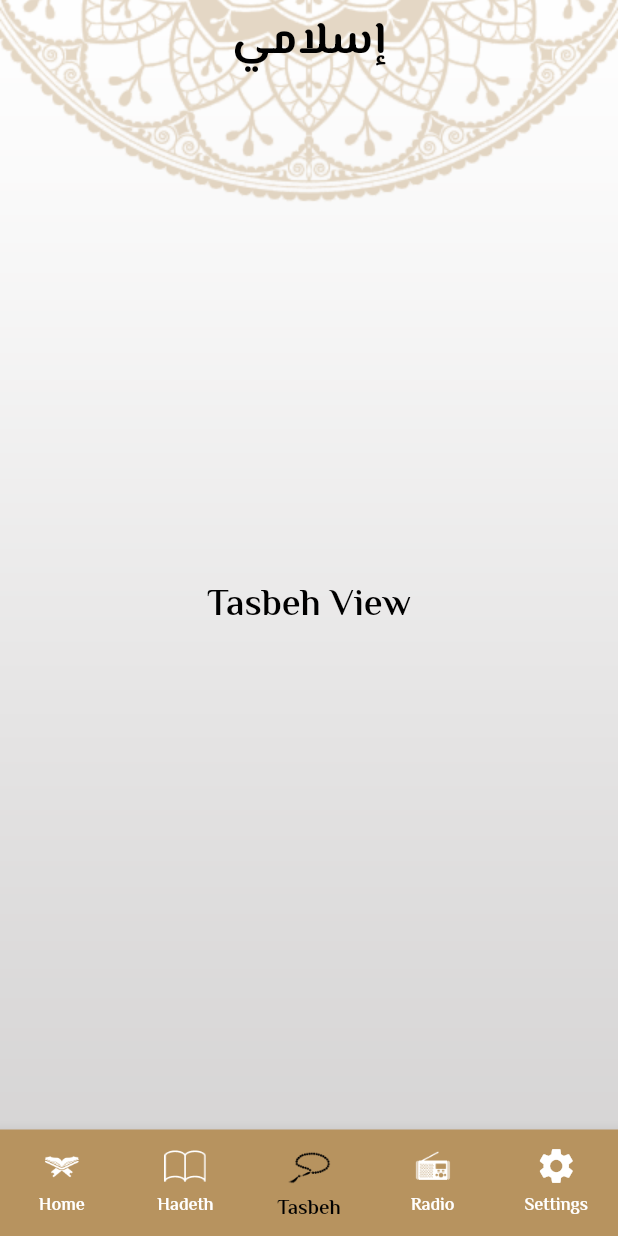
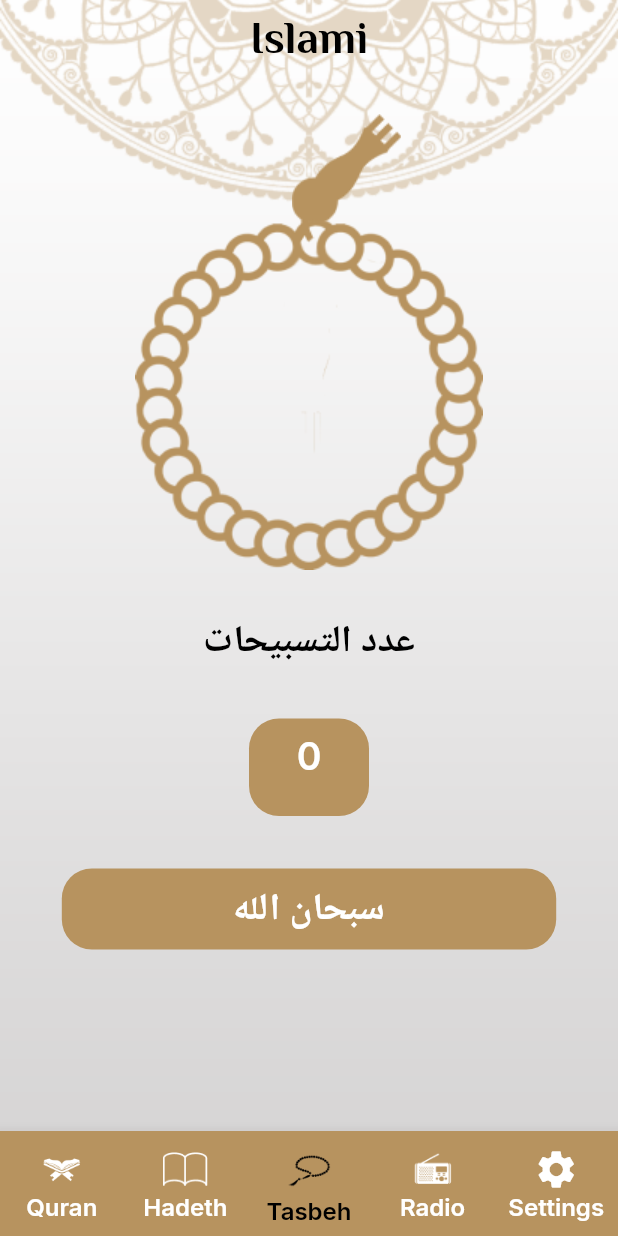
Before and after one commit to mariamsakr872/islami_app, a Flutter app: the screen it shows after launch, item 3 of the bottom bar chosen, on a phone screen of 412 x 824 dp. Run offline on Flutter 3.47's test engine with Material 2 defaults, Android fonts, the phone set to English and light mode, and no system bars; our stand-ins replace font_awesome_flutter, google_fonts; generated files the repository leaves out were written again.

Commit message:
add radio UI end sebha view

```diff
--- /dev/null
+++ b/l10n.yaml
@@ -0,0 +1,3 @@
+arb-dir: lib/l10n
+template-arb-file: app_en.arb
+output-localization-file: app_localizations.dart
--- a/lib/core/application_theme.dart
+++ b/lib/core/application_theme.dart
@@ -27,29 +27,37 @@ class ApplicationTheme {
       selectedItemColor: Colors.black,
       unselectedIconTheme: IconThemeData(
         color: Colors.white,
-        size: 28,
+        size: 30,
       ),
       unselectedItemColor: Colors.white,
+      selectedLabelStyle: TextStyle(
+        color: Colors.black,
+        fontSize: 16,
+      ),
+      unselectedLabelStyle: TextStyle(
+        color: Colors.black,
+        fontSize: 16,
+      ),
     ),
     textTheme: TextTheme(
       titleLarge: GoogleFonts.elMessiri(
         color: Colors.black,
         fontSize: 30,
-        fontWeight: FontWeight.w800,
+        fontWeight: FontWeight.w700,
       ),
       bodyLarge: GoogleFonts.elMessiri(
         color: Colors.black,
         fontSize: 25,
-        fontWeight: FontWeight.w700,
+        fontWeight: FontWeight.w600,
       ),
-      bodyMedium: GoogleFonts.elMessiri(
+      bodyMedium: GoogleFonts.inter(
         color: Colors.black,
         fontSize: 25,
         fontWeight: FontWeight.w600,
       ),
-      bodySmall: GoogleFonts.elMessiri(
+      bodySmall: GoogleFonts.amiri(
         color: Colors.black,
-        fontSize: 20,
+        fontSize: 21,
         fontWeight: FontWeight.w600,
       ),
     ),
--- /dev/null
+++ b/lib/l10n/app_ar.arb
@@ -0,0 +1,8 @@
+{
+    "islami" : "إسلامي",
+    "quran"  : "قرآن",
+    "hadeth" : "حديث",
+    "tasbeh" : "تسبيح",
+    "radio"  : "راديو",
+    "settings" : "الأعدادات"
+}
--- /dev/null
+++ b/lib/l10n/app_en.arb
@@ -0,0 +1,9 @@
+
+{
+    "islami" : "Islami",
+    "quran"  : "Quran",
+    "hadeth" : "Hadeth",
+    "tasbeh" : "Tasbeh",
+    "radio"  : "Radio",
+    "settings" : "Settings"
+}
--- a/lib/layout/home_layout.dart
+++ b/lib/layout/home_layout.dart
@@ -1,8 +1,10 @@
 import 'package:flutter/material.dart';
+import 'package:flutter_gen/gen_l10n/app_localizations.dart';
 import 'package:islami_v2_app/modules/hadeth/hadeth_view.dart';
 import 'package:islami_v2_app/modules/quran/quran_view.dart';
 import 'package:islami_v2_app/modules/settings/settings_view.dart';
 import 'package:islami_v2_app/modules/tasbeh/tasbeh_view.dart';
+
 import '../modules/radio/radio_view.dart';
 
 class HomeLayout extends StatefulWidget {
@@ -27,6 +29,7 @@ class _HomeLayoutState extends State<HomeLayout> {
   @override
   Widget build(BuildContext context) {
     var theme = Theme.of(context);
+    var local = AppLocalizations.of(context)!;
     return Container(
       decoration: const BoxDecoration(
           image: DecorationImage(
@@ -36,7 +39,7 @@ class _HomeLayoutState extends State<HomeLayout> {
       child: Scaffold(
         appBar: AppBar(
           title: Text(
-            "إسلامي",
+            local.islami,
             style: theme.textTheme.titleLarge,
           ),
         ),
@@ -48,29 +51,29 @@ class _HomeLayoutState extends State<HomeLayout> {
             });
           },
           currentIndex: selectedIndex,
-          items: const [
+          items: [
             BottomNavigationBarItem(
-                icon: ImageIcon(
+                icon: const ImageIcon(
                   AssetImage("assets/images/quran_icon.png"),
                 ),
-                label: "Home"),
+                label: local.quran),
             BottomNavigationBarItem(
-                icon: ImageIcon(
+                icon: const ImageIcon(
                   AssetImage("assets/images/hadeth_icon.png"),
                 ),
-                label: "Hadeth"),
+                label: local.hadeth),
             BottomNavigationBarItem(
-                icon: ImageIcon(
+                icon: const ImageIcon(
                   AssetImage("assets/images/sebha_icon.png"),
                 ),
-                label: "Tasbeh"),
+                label: local.tasbeh),
             BottomNavigationBarItem(
-                icon: ImageIcon(
+                icon: const ImageIcon(
                   AssetImage("assets/images/radio_icon.png"),
                 ),
-                label: "Radio"),
+                label: local.radio),
             BottomNavigationBarItem(
-                icon: Icon(Icons.settings), label: "Settings"),
+                icon: const Icon(Icons.settings), label: local.settings),
           ],
         ),
       ),
--- a/lib/main.dart
+++ b/lib/main.dart
@@ -1,4 +1,5 @@
 import 'package:flutter/material.dart';
+import 'package:flutter_gen/gen_l10n/app_localizations.dart';
 import 'package:islami_v2_app/layout/home_layout.dart';
 import 'package:islami_v2_app/modules/hadeth/hadeth_details.dart';
 import 'package:islami_v2_app/modules/quran/quran_details_view.dart';
@@ -18,6 +19,9 @@ class MyApp extends StatelessWidget {
     return MaterialApp(
         theme: ApplicationTheme.lightTheme,
         debugShowCheckedModeBanner: false,
+        localizationsDelegates: AppLocalizations.localizationsDelegates,
+        supportedLocales: AppLocalizations.supportedLocales,
+        locale: const Locale("en"),
         initialRoute: SplashScreen.routeName,
         routes: {
           SplashScreen.routeName: (context) => const SplashScreen(),
--- a/lib/modules/quran/quran_details_view.dart
+++ b/lib/modules/quran/quran_details_view.dart
@@ -52,7 +52,7 @@ class _QuranDetailsViewState extends State<QuranDetailsView> {
                 children: [
                   Text(
                     args.suraName,
-                    style: theme.textTheme.bodyLarge,
+                    style: theme.textTheme.bodyMedium,
                   ),
                   const SizedBox(
                     width: 20,
@@ -64,7 +64,7 @@ class _QuranDetailsViewState extends State<QuranDetailsView> {
                 ],
               ),
               Divider(
-                thickness: 1.2,
+                thickness: 1.5,
                 color: theme.primaryColor,
                 indent: 50,
                 endIndent: 50,
--- a/lib/modules/settings/settings_view.dart
+++ b/lib/modules/settings/settings_view.dart
@@ -5,6 +5,10 @@ class SettingsView extends StatelessWidget {
 
   @override
   Widget build(BuildContext context) {
-    return const Center(child: Text("Settings View"));
+    var theme = Theme.of(context);
+    var mediaQuery = MediaQuery.of(context).size;
+    return const Column(
+      children: [],
+    );
   }
 }
--- a/lib/modules/tasbeh/tasbeh_view.dart
+++ b/lib/modules/tasbeh/tasbeh_view.dart
@@ -1,10 +1,100 @@
 import 'package:flutter/material.dart';
 
-class TasbehView extends StatelessWidget {
+class TasbehView extends StatefulWidget {
   const TasbehView({super.key});
 
   @override
+  State<TasbehView> createState() => _TasbehViewState();
+}
+
+class _TasbehViewState extends State<TasbehView> {
+  int counter = 0;
+  double angle = 0;
+  int currentIndex = 0;
+  List<String> azkar = [
+    "سبحان الله",
+    "الله اكبر",
+    "استغفر الله",
+    "لا اله الا الله",
+  ];
+
+  @override
   Widget build(BuildContext context) {
-    return const Center(child: Text("Tasbeh View"));
+    var theme = Theme.of(context);
+    var mediaQuery = MediaQuery.of(context).size;
+    return SizedBox(
+      width: double.infinity,
+      child: Column(
+        crossAxisAlignment: CrossAxisAlignment.center,
+        children: [
+          const SizedBox(
+            height: 20,
+          ),
+          Stack(
+            alignment: Alignment.topCenter,
+            children: [
+              Container(
+                  margin: const EdgeInsets.only(left: 50),
+                  child: Image.asset("assets/images/head_of_sebha.png")),
+              Container(
+                  margin: const EdgeInsets.only(top: 70, bottom: 30),
+                  child: Transform.rotate(
+                      angle: angle,
+                      child: GestureDetector(
+                          onTap: () {
+                            clickOnSebha();
+                          },
+                          child:
+                              Image.asset("assets/images/body_of_sebha.png")))),
+            ],
+          ),
+          const Text(
+            "عدد التسبيحات",
+            textAlign: TextAlign.center,
+          ),
+          Container(
+            width: 80,
+            height: 65,
+            padding: const EdgeInsets.all(10),
+            margin: const EdgeInsets.only(top: 35),
+            decoration: BoxDecoration(
+              borderRadius: BorderRadius.circular(20),
+              color: theme.primaryColor,
+            ),
+            child: Text(
+              "$counter",
+              textAlign: TextAlign.center,
+              style: const TextStyle(color: Colors.white),
+            ),
+          ),
+          Container(
+            width: mediaQuery.width * 0.8,
+            margin: const EdgeInsets.only(top: 35, left: 30, right: 30),
+            padding: const EdgeInsets.all(10),
+            decoration: BoxDecoration(
+              borderRadius: BorderRadius.circular(20),
+              color: theme.primaryColor,
+            ),
+            child: Text(
+              azkar[currentIndex],
+              textAlign: TextAlign.center,
+              style: const TextStyle(color: Colors.white),
+            ),
+          ),
+        ],
+      ),
+    );
+  }
+
+  void clickOnSebha() {
+    angle += 3;
+
+    if (counter == 30) {
+      counter = 0;
+      currentIndex++;
+      currentIndex = currentIndex % 3;
+    }
+    counter++;
+    setState(() {});
   }
 }
--- a/pubspec.yaml
+++ b/pubspec.yaml
@@ -36,6 +36,11 @@ dependencies:
   # Use with the CupertinoIcons class for iOS style icons.
   cupertino_icons: ^1.0.2
   google_fonts: ^6.1.0
+  flutter_localizations:
+    sdk: flutter
+  intl: any
+  font_awesome_flutter: ^10.5.0
+
 
 dev_dependencies:
   flutter_test:
@@ -58,6 +63,7 @@ flutter:
   # included with your application, so that you can use the icons in
   # the material Icons class.
   uses-material-design: true
+  generate: true
 
   # To add assets to your application, add an assets section, like this:
   assets:
```
Also changed, not shown: lib/modules/radio/radio_view.dart (+30 -1 lines), lib/modules/settings/widget/setting_widget.dart (added, +52 -0 lines), assets/images/body_of_sebha.png (added), assets/images/head_of_sebha.png (added), assets/images/radio_header.png (added), pubspec.lock.
